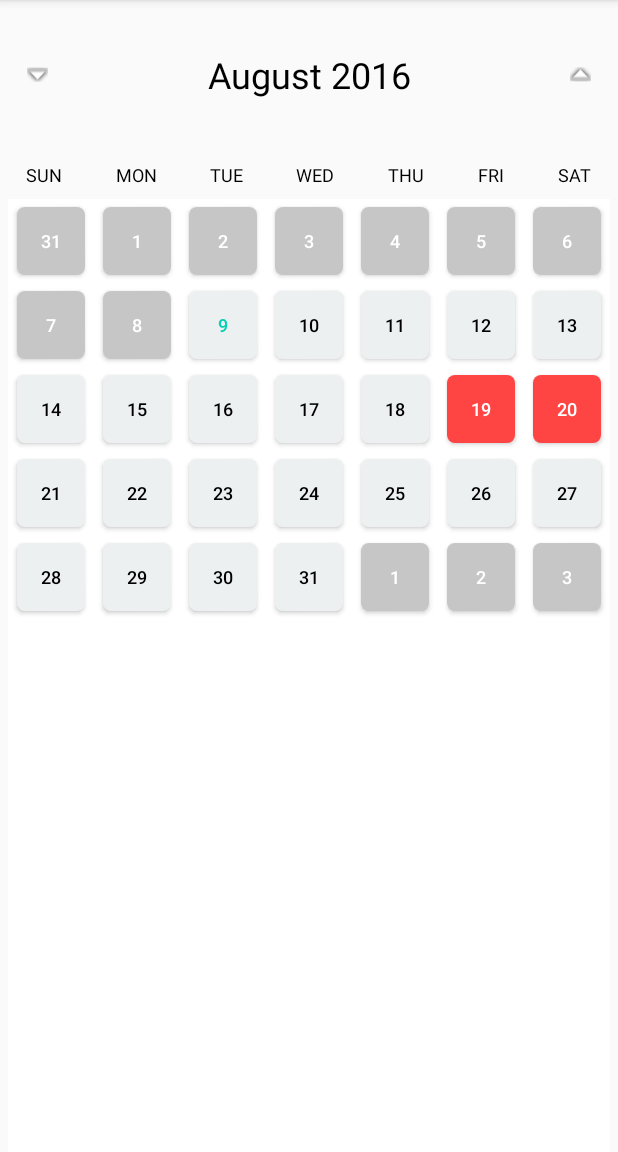
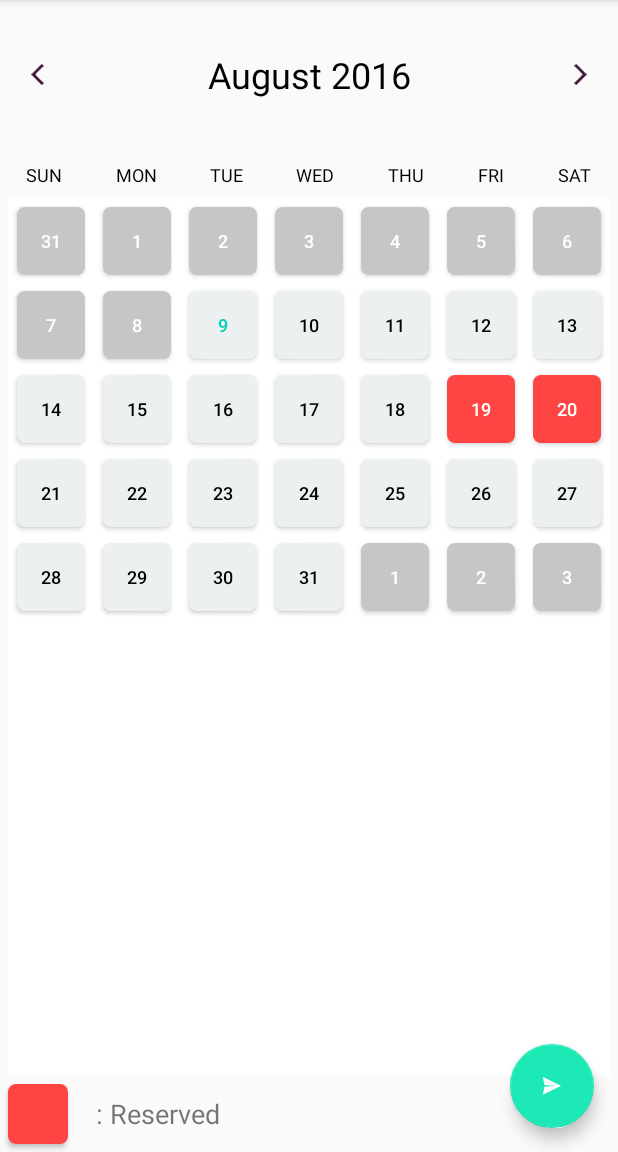
Before and after one commit to Sach16/Chatra, an Android app: the SlotAvailCalendar screen opened directly, with no data from a screen before it, on a phone screen of 412 x 824 dp, the part 84-1236 px from its top. Run offline under Robolectric (Android 15) with nearby library versions, the phone set to English and light mode, and no system bars; our stand-ins replace ButterKnife.

Commit message:
init of book reserve page

```diff
--- a/app/src/main/AndroidManifest.xml
+++ b/app/src/main/AndroidManifest.xml
@@ -52,6 +52,10 @@
             android:screenOrientation="portrait"
             android:theme="@style/AppTheme.NoActionBar" />
 
+        <activity
+            android:name=".BookReserveNow"
+            android:screenOrientation="portrait" />
+
         <meta-data
             android:name="com.google.android.geo.API_KEY"
             android:value="AIzaSyBttUQ73U0E05ijjmK33lFRETfH0LoulL0" />
--- a/app/src/main/java/com/pissay/chatra/SlotAvailCalendar.java
+++ b/app/src/main/java/com/pissay/chatra/SlotAvailCalendar.java
@@ -5,6 +5,8 @@ import android.content.Context;
 import android.content.Intent;
 import android.graphics.Color;
 import android.os.Bundle;
+import android.support.annotation.Nullable;
+import android.support.design.widget.FloatingActionButton;
 import android.support.v7.app.AppCompatActivity;
 import android.text.format.DateFormat;
 import android.view.LayoutInflater;
@@ -30,10 +32,19 @@ import java.util.HashMap;
 import java.util.List;
 import java.util.Locale;
 
+import butterknife.BindView;
+import butterknife.ButterKnife;
+import butterknife.OnClick;
+import butterknife.Optional;
+
 /**
  * Created by S.K. Pissay on 12/3/2015.
  */
 public class SlotAvailCalendar extends AppCompatActivity implements SlotSelectListner, View.OnClickListener, View.OnTouchListener {
+
+    @Nullable
+    @BindView(R.id.FAB_BOOK_RESERVE)
+    FloatingActionButton fab_BookReserve;
 
     private static final String tag = "MyCalendarActivity";
 
@@ -103,6 +114,8 @@ public class SlotAvailCalendar extends AppCompatActivity implements SlotSelectLi
     protected void onCreate(Bundle pSavedInstance) {
         super.onCreate(pSavedInstance);
         setContentView(R.layout.calendar_screen);
+        ButterKnife.bind(this);
+
 
         getSupportActionBar().setDisplayHomeAsUpEnabled(true);
 
@@ -255,7 +268,8 @@ public class SlotAvailCalendar extends AppCompatActivity implements SlotSelectLi
         super.onDestroy();
     }
 
-    @Override
+    @Optional
+    @OnClick({R.id.FAB_BOOK_RESERVE})
     public void onClick(View v) {
         Intent lIntent;
         String[] lSelectedDate;
@@ -293,6 +307,10 @@ public class SlotAvailCalendar extends AppCompatActivity implements SlotSelectLi
 //                m_cMrngGridSlots.setVisibility(View.GONE);
                 break;
             case R.id.currentMonth:
+                break;
+            case R.id.FAB_BOOK_RESERVE:
+                lIntent = new Intent(this, BookReserveNow.class);
+                startActivity(lIntent);
                 break;
         }
     }
@@ -634,7 +652,7 @@ public class SlotAvailCalendar extends AppCompatActivity implements SlotSelectLi
                 lDay.m_cColor = "GREY";
                 m_cObjList.add(lDay);
                 /*m_cObjList.add(String.valueOf((lDaysInPrevMonth
-						- lTrailingSpaces + DAY_OFFSET)
+                        - lTrailingSpaces + DAY_OFFSET)
 						+ i)
 						+ "-GREY"
 						+ "-"
--- a/app/src/main/res/layout/calendar_header.xml
+++ b/app/src/main/res/layout/calendar_header.xml
@@ -19,7 +19,7 @@
             android:layout_height="50sp"
             android:layout_gravity="center"
             android:padding="18dp"
-            android:src="@android:drawable/arrow_down_float"/>
+            android:src="@drawable/calendar_arrow_left"/>
 
         <TextView
             android:id="@+id/currentMonth"
@@ -38,7 +38,7 @@
             android:layout_height="50sp"
             android:layout_gravity="center"
             android:padding="18dp"
-            android:src="@android:drawable/arrow_up_float"/>
+            android:src="@drawable/calendar_arrow_right"/>
     </LinearLayout>
 
     <include
--- a/app/src/main/res/layout/calendar_screen.xml
+++ b/app/src/main/res/layout/calendar_screen.xml
@@ -2,7 +2,8 @@
 <RelativeLayout xmlns:android="http://schemas.android.com/apk/res/android"
     xmlns:tools="http://schemas.android.com/tools"
     android:layout_width="match_parent"
-    android:layout_height="match_parent">
+    android:layout_height="match_parent"
+    xmlns:app="http://schemas.android.com/apk/res-auto">
 
     <include
         android:id="@+id/REGD_TITLE_BAR"
@@ -12,17 +13,53 @@
 
     <GridView
         android:id="@+id/calendar"
-        android:layout_below="@+id/REGD_TITLE_BAR"
         android:layout_width="match_parent"
         android:layout_height="match_parent"
+        android:layout_above="@+id/LY_GUIDE"
+        android:layout_below="@+id/REGD_TITLE_BAR"
         android:layout_marginLeft="5dp"
         android:layout_marginRight="5dp"
+        android:adjustViewBounds="true"
+        android:background="@android:color/white"
+        android:columnWidth="20dp"
         android:gravity="center"
-        android:columnWidth="20dp"
-        android:stretchMode="columnWidth"
-        android:background="@android:color/white"
-        android:adjustViewBounds="true"
-        android:numColumns="7"/>
+        android:numColumns="7"
+        android:overScrollMode="never"
+        android:stretchMode="columnWidth" />
 
+    <LinearLayout
+        android:id="@+id/LY_GUIDE"
+        android:layout_width="match_parent"
+        android:layout_height="wrap_content"
+        android:layout_alignParentBottom="true"
+        android:orientation="horizontal">
+
+        <Button
+            android:id="@+id/CALENDAR_DAY_GRIDCELL"
+            android:layout_width="40dp"
+            android:layout_height="40dp"
+            android:layout_margin="5dp"
+            android:background="@drawable/calen_btn_red"></Button>
+
+        <TextView
+            android:layout_width="wrap_content"
+            android:layout_height="match_parent"
+            android:gravity="center"
+            android:text="@string/reserved"
+            android:textSize="18sp" />
+
+    </LinearLayout>
+
+    <android.support.design.widget.FloatingActionButton
+        android:id="@+id/FAB_BOOK_RESERVE"
+        android:layout_width="wrap_content"
+        android:layout_height="wrap_content"
+        android:layout_margin="@dimen/fab_margin"
+        android:clickable="true"
+        android:layout_alignParentBottom="true"
+        android:layout_alignParentRight="true"
+        android:src="@drawable/go_play"
+        app:layout_anchor="@id/appbar"
+        app:layout_anchorGravity="bottom|right|end" />
 
 </RelativeLayout>
--- a/app/src/main/res/values/strings.xml
+++ b/app/src/main/res/values/strings.xml
@@ -36,6 +36,8 @@
     <string name="search_place">Search place</string>
     <string name="bkh_hall">BKH Hall</string>
 
+    <string name="reserved">\t: Reserved</string>
+
     <item type="id" name="CLICK"/>
 
 </resources>
```
Also changed, not shown: app/src/main/java/com/pissay/chatra/BookReserveNow.java (added, +56 -0 lines), app/src/main/res/layout/activity_detail.xml (+26 -7 lines), app/src/main/res/layout/book_reserve_now.xml (added, +71 -0 lines), app/src/main/res/layout/load_more_cell.xml (+13 -5 lines), app/src/main/res/drawable-hdpi/calendar_arrow_left.png (added), app/src/main/res/drawable-hdpi/calendar_arrow_right.png (added), app/src/main/res/drawable-mdpi/calendar_arrow_left.png (added), app/src/main/res/drawable-mdpi/calendar_arrow_right.png (added), app/src/main/res/drawable-xhdpi/calendar_arrow_left.png (added), app/src/main/res/drawable-xhdpi/calendar_arrow_right.png (added), app/src/main/res/drawable-xxhdpi/calendar_arrow_left.png (added), app/src/main/res/drawable-xxhdpi/calendar_arrow_right.png (added).
